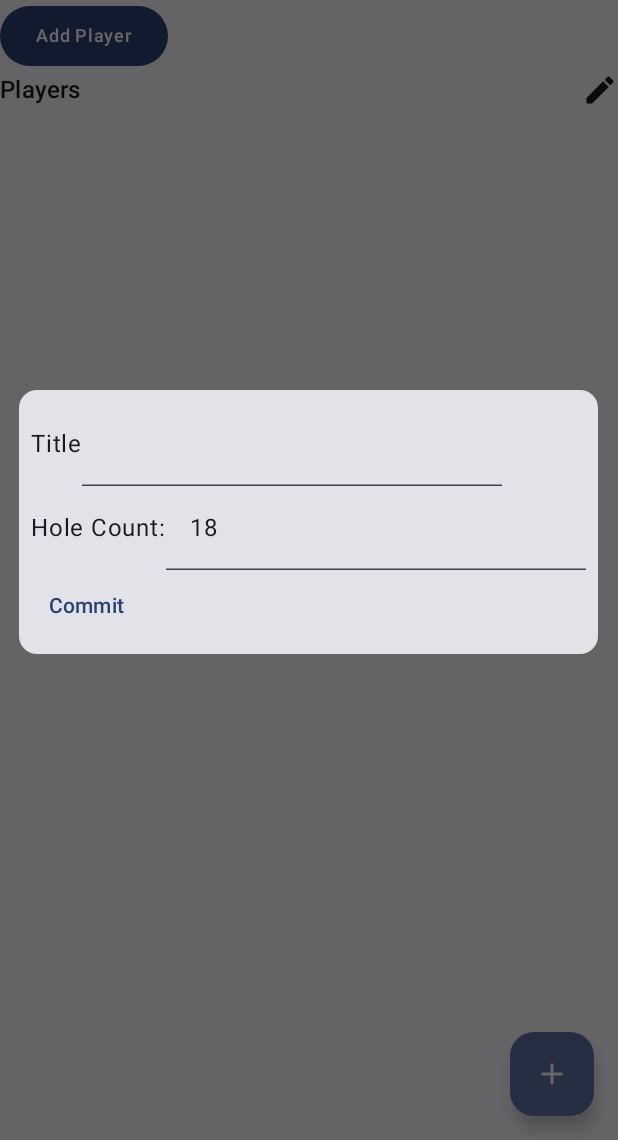
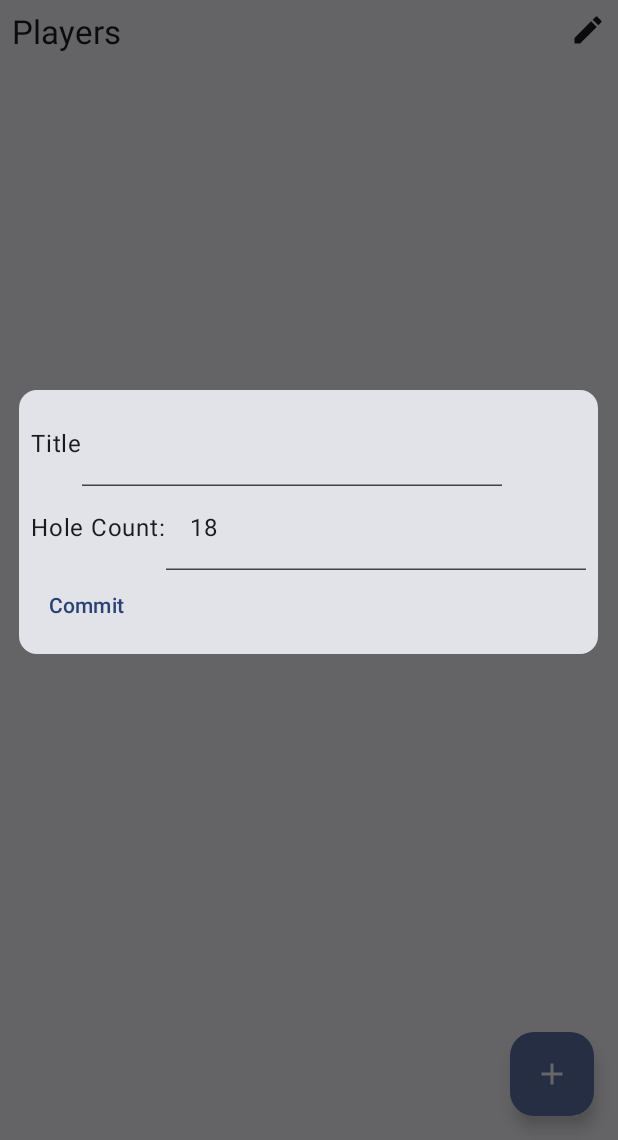
Before and after one commit to clahey/golf-score, an Android app built with Jetpack Compose: the screen it shows after launch (MainActivity), after a tap on "Add Game", on a phone screen of 412 x 824 dp, the part 96-1236 px from its top. Run offline under Robolectric (Android 15) with nearby library versions, the phone set to English and light mode, and no system bars; our stand-ins replace Room's generated code.

Commit message:
Hide archived players in more places and clean up UI a little.

```diff
--- a/app/src/main/java/net/clahey/golfscore/MainActivity.kt
+++ b/app/src/main/java/net/clahey/golfscore/MainActivity.kt
@@ -72,7 +72,6 @@ fun MainScreen() {
             GameListScreen(
                 onNavigateToGame = { navController.navigate(GameRoute(it)) },
                 onNavigateToGameAdd = { navController.navigate(GameConfigRoute(null)) },
-                onNavigateToPlayerAdd = { navController.navigate(PlayerConfigRoute(null)) },
                 onNavigateToPlayerList = { navController.navigate(PlayerListRoute) },
             )
         }
--- a/app/src/main/java/net/clahey/golfscore/ui/GameListScreen.kt
+++ b/app/src/main/java/net/clahey/golfscore/ui/GameListScreen.kt
@@ -2,6 +2,7 @@ package net.clahey.golfscore.ui
 
 import androidx.compose.foundation.clickable
 import androidx.compose.foundation.layout.Arrangement
+import androidx.compose.foundation.layout.Box
 import androidx.compose.foundation.layout.Column
 import androidx.compose.foundation.layout.Row
 import androidx.compose.foundation.layout.fillMaxWidth
@@ -10,11 +11,12 @@ import androidx.compose.foundation.lazy.LazyColumn
 import androidx.compose.material.icons.Icons
 import androidx.compose.material.icons.filled.Add
 import androidx.compose.material.icons.filled.Edit
-import androidx.compose.material3.Button
 import androidx.compose.material3.ExperimentalMaterial3Api
 import androidx.compose.material3.FloatingActionButton
+import androidx.compose.material3.HorizontalDivider
 import androidx.compose.material3.Icon
 import androidx.compose.material3.MaterialTheme
+import androidx.compose.material3.OutlinedCard
 import androidx.compose.material3.Scaffold
 import androidx.compose.material3.Text
 import androidx.compose.material3.TopAppBar
@@ -23,6 +25,7 @@ import androidx.compose.runtime.Composable
 import androidx.compose.runtime.collectAsState
 import androidx.compose.runtime.getValue
 import androidx.compose.ui.Modifier
+import androidx.compose.ui.unit.dp
 import androidx.lifecycle.viewmodel.compose.viewModel
 
 @OptIn(ExperimentalMaterial3Api::class)
@@ -31,7 +34,6 @@ fun GameListScreen(
     onNavigateToGame: (Int) -> Unit,
     onNavigateToGameAdd: () -> Unit,
     gameListViewModel: GameListViewModel = viewModel(),
-    onNavigateToPlayerAdd: () -> Unit,
     onNavigateToPlayerList: () -> Unit,
 ) {
     val gameListState by gameListViewModel.appState.collectAsState(
@@ -55,17 +57,30 @@ fun GameListScreen(
             title = { Text("Golf Scorecard") },
         )
     }) { innerPadding ->
-        Column(Modifier.padding(innerPadding)) {
-            Button(onClick = onNavigateToPlayerAdd) {
-                Text("Add Player", style = MaterialTheme.typography.labelMedium)
+        Box(Modifier.padding(innerPadding)) {
+            Column(Modifier.padding(8.dp, 8.dp)) {
+                Row(
+                    horizontalArrangement = Arrangement.SpaceBetween,
+                    modifier = Modifier.fillMaxWidth()
+                ) {
+                    Text("Players", style = MaterialTheme.typography.titleLarge)
+                    Icon(
+                        Icons.Filled.Edit,
+                        "Edit Players",
+                        modifier = Modifier.clickable(onClick = onNavigateToPlayerList)
+                    )
                 }
-            Row(horizontalArrangement = Arrangement.SpaceBetween, modifier = Modifier.fillMaxWidth()) {
-                Text("Players", style = MaterialTheme.typography.titleMedium)
-                Icon(Icons.Filled.Edit, "Edit Players", modifier = Modifier.clickable(onClick = onNavigateToPlayerList))
+                OutlinedCard(modifier = Modifier.fillMaxWidth()) {
+                    Column {
+                        var first = true
+                        for (player in playersState) {
+                            if (first) {
+                                first = false
+                            } else {
+                                HorizontalDivider()
                             }
-            Column {
-                for (player in playersState) {
-                    Text(player.name)
+                            Text(player.name, modifier = Modifier.padding(8.dp))
+                        }
                     }
                 }
                 LazyColumn {
@@ -89,3 +104,4 @@ fun GameListScreen(
             }
         }
     }
+}
--- a/app/src/main/java/net/clahey/golfscore/ui/GameListViewModel.kt
+++ b/app/src/main/java/net/clahey/golfscore/ui/GameListViewModel.kt
@@ -21,9 +21,10 @@ class GameListViewModel(application: Application) : AndroidViewModel(application
             GameData(
                 it.game.id,
                 it.game.title,
-                it.players.map { PlayerGameData(it.id, it.name, playerScores[it.id] ?: 0) })
+                it.players.filter { !it.archived }
+                    .map { PlayerGameData(it.id, it.name, playerScores[it.id] ?: 0) })
         })
     }
 
-    val players: Flow<List<Player>> = db.playerDao().getAllFlow()
+    val players: Flow<List<Player>> = db.playerDao().getAllFlow().map { it.filter {!it.archived}}
 }
```
Lines whose indentation alone changed are shown as unchanged.
